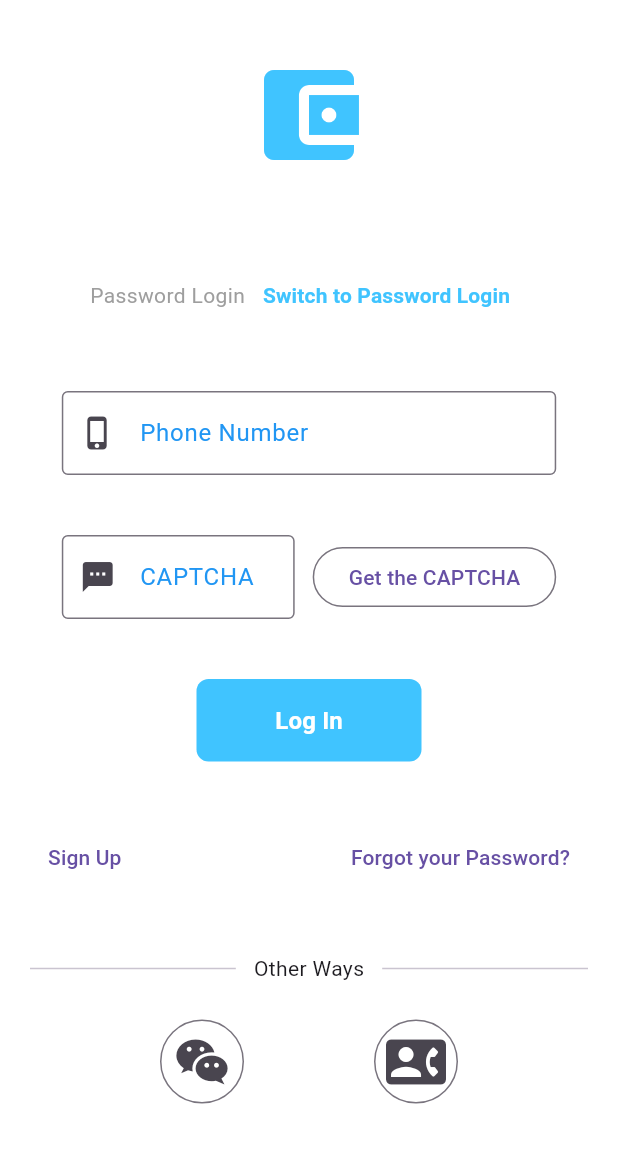
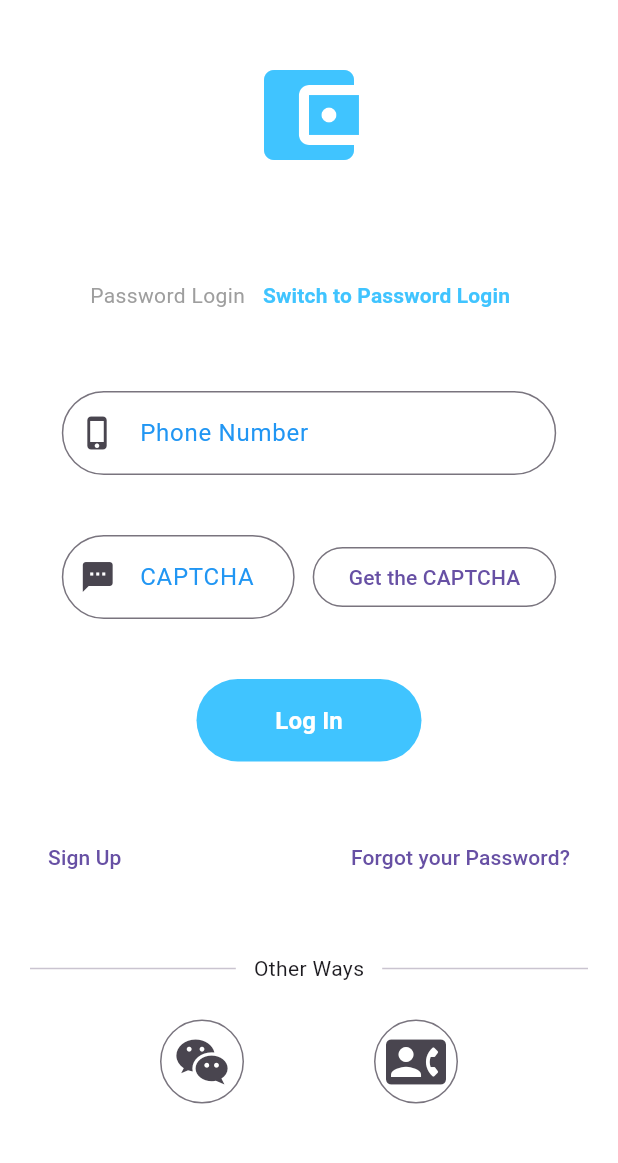
Before and after one commit to deLKM/accountbook_proto, a Flutter app: the LoginPage screen opened by its route, after a tap on "Switch to SMS Login", on a phone screen of 412 x 824 dp, the part 59-1222 px from its top. Run offline on Flutter 3.47's test engine with Material 3 defaults, Android fonts, the phone set to English and light mode, and no system bars; network calls fail.

Commit message:
Improve the style of the input box on the login page and add rounded corners.

```diff
--- a/lib/pages/login_page.dart
+++ b/lib/pages/login_page.dart
@@ -133,10 +133,13 @@ class _LoginPageState extends State<LoginPage> {
         width: width,
         child: TextFormField(
           controller: _phoneController,
-          decoration: const InputDecoration(
+          decoration: InputDecoration(
             labelText: 'Phone Number',
-            prefixIcon: Icon(Icons.phone_iphone_rounded),
+            prefixIcon: const Icon(Icons.phone_iphone_rounded),
             hintText: 'Please enter your 11-digit phone number',
+            border: OutlineInputBorder(
+              borderRadius: BorderRadius.circular(30.0),
+            ),
           ),
           validator: (value) {
             if (value?.isEmpty ?? true) return 'Please enter your phone number';
@@ -158,6 +161,9 @@ class _LoginPageState extends State<LoginPage> {
           decoration: InputDecoration(
             labelText: 'Password',
             prefixIcon: Icon(Icons.lock_rounded),
+            border: OutlineInputBorder(
+              borderRadius: BorderRadius.circular(30.0),
+            ),
             suffixIcon: IconButton(
               onPressed: () {
                 setState(() {
@@ -189,8 +195,11 @@ class _LoginPageState extends State<LoginPage> {
             Expanded(
               child: TextFormField(
                 controller: _codeController,
-                decoration: const InputDecoration(
+                decoration: InputDecoration(
                   labelText: 'CAPTCHA',
+                  border: OutlineInputBorder(
+                    borderRadius: BorderRadius.circular(30.0),
+                  ),
                   prefixIcon: Icon(Icons.sms_rounded),
                   hintText: 'Please enter 6-digit CAPTCHA'
                 ),
@@ -224,7 +233,7 @@ class _LoginPageState extends State<LoginPage> {
             padding: const EdgeInsets.symmetric(vertical: 16),
             backgroundColor: theme.primaryColor,
             shape: RoundedRectangleBorder(
-              borderRadius: BorderRadius.circular(8),
+              borderRadius: BorderRadius.circular(30.0),
             ),
           ),
           child: _isLoading
```
